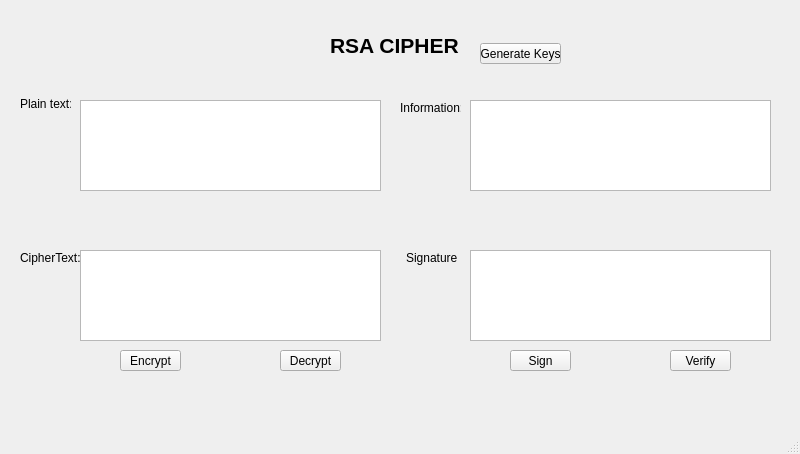
First picture: the form in Lab-03/ui/rsa.ui, repository Tuan1112/bmttnc, before the edit.
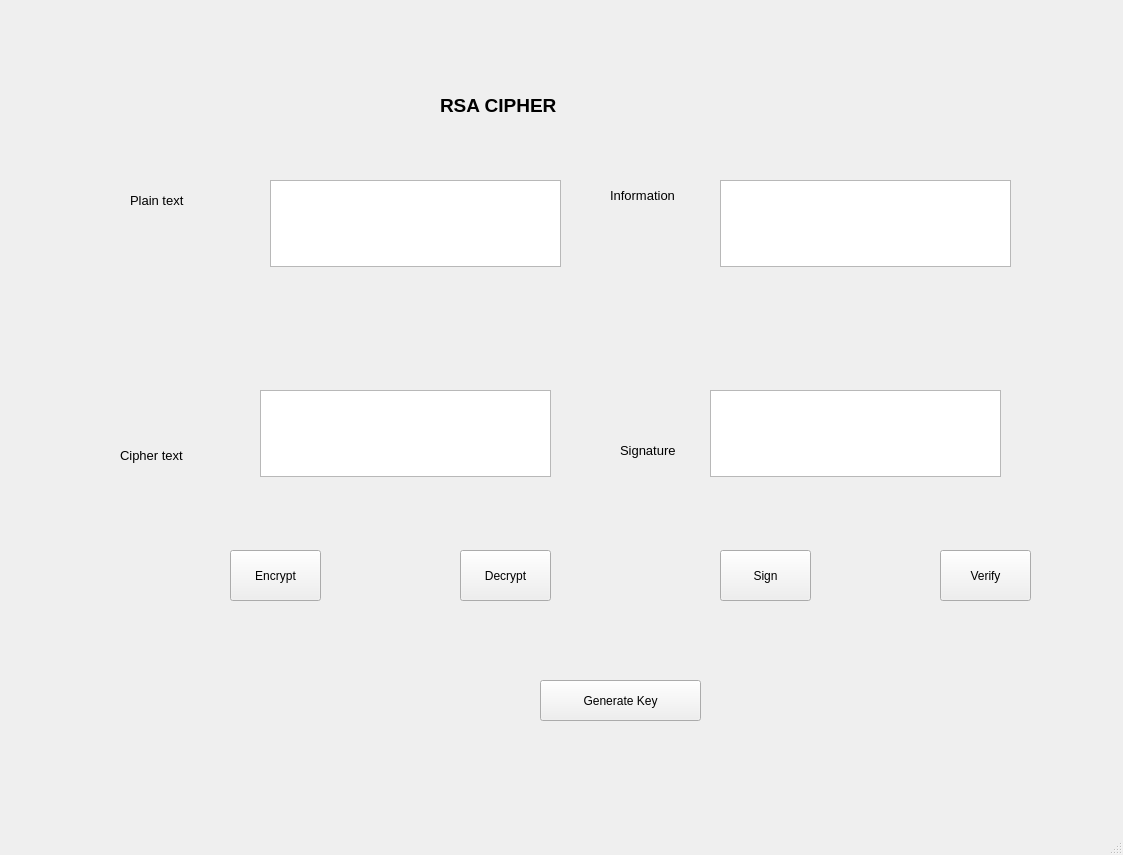
Second picture: the form after the edit.

```diff
--- a/Lab-03/ui/rsa.ui
+++ b/Lab-03/ui/rsa.ui
@@ -6,36 +6,26 @@
    <rect>
     <x>0</x>
     <y>0</y>
-    <width>800</width>
-    <height>454</height>
+    <width>1123</width>
+    <height>855</height>
    </rect>
   </property>
   <property name="windowTitle">
    <string>MainWindow</string>
   </property>
   <widget class="QWidget" name="centralwidget">
-   <widget class="QTextEdit" name="txt_plain_text">
-    <property name="geometry">
-     <rect>
-      <x>80</x>
-      <y>100</y>
-      <width>301</width>
-      <height>91</height>
-     </rect>
-    </property>
-   </widget>
    <widget class="QLabel" name="label">
     <property name="geometry">
      <rect>
-      <x>330</x>
-      <y>30</y>
-      <width>131</width>
-      <height>31</height>
+      <x>440</x>
+      <y>50</y>
+      <width>281</width>
+      <height>111</height>
      </rect>
     </property>
     <property name="font">
      <font>
-      <pointsize>16</pointsize>
+      <pointsize>14</pointsize>
       <weight>75</weight>
       <bold>true</bold>
      </font>
@@ -44,153 +34,183 @@
      <string>RSA CIPHER</string>
     </property>
    </widget>
-   <widget class="QPushButton" name="btn_gen_keys">
-    <property name="geometry">
-     <rect>
-      <x>480</x>
-      <y>43</y>
-      <width>81</width>
-      <height>21</height>
-     </rect>
-    </property>
-    <property name="text">
-     <string>Generate Keys</string>
-    </property>
-   </widget>
    <widget class="QLabel" name="label_2">
     <property name="geometry">
      <rect>
-      <x>20</x>
-      <y>96</y>
-      <width>51</width>
-      <height>16</height>
+      <x>130</x>
+      <y>180</y>
+      <width>91</width>
+      <height>41</height>
      </rect>
     </property>
+    <property name="font">
+     <font>
+      <pointsize>10</pointsize>
+     </font>
+    </property>
     <property name="text">
-     <string>Plain text:</string>
-    </property>
-   </widget>
-   <widget class="QTextEdit" name="txt_info">
-    <property name="geometry">
-     <rect>
-      <x>470</x>
-      <y>100</y>
-      <width>301</width>
-      <height>91</height>
-     </rect>
+     <string>Plain text</string>
     </property>
    </widget>
    <widget class="QLabel" name="label_3">
     <property name="geometry">
      <rect>
-      <x>400</x>
-      <y>100</y>
-      <width>61</width>
-      <height>16</height>
+      <x>120</x>
+      <y>440</y>
+      <width>111</width>
+      <height>31</height>
      </rect>
     </property>
+    <property name="font">
+     <font>
+      <pointsize>10</pointsize>
+     </font>
+    </property>
     <property name="text">
-     <string>Information:</string>
-    </property>
-   </widget>
-   <widget class="QTextEdit" name="txt_cipher_text">
-    <property name="geometry">
-     <rect>
-      <x>80</x>
-      <y>250</y>
-      <width>301</width>
-      <height>91</height>
-     </rect>
+     <string>Cipher text</string>
     </property>
    </widget>
    <widget class="QLabel" name="label_4">
     <property name="geometry">
      <rect>
-      <x>20</x>
-      <y>250</y>
-      <width>61</width>
-      <height>16</height>
+      <x>610</x>
+      <y>170</y>
+      <width>151</width>
+      <height>51</height>
      </rect>
     </property>
+    <property name="font">
+     <font>
+      <pointsize>10</pointsize>
+     </font>
+    </property>
     <property name="text">
-     <string>CipherText:</string>
-    </property>
-   </widget>
-   <widget class="QTextEdit" name="txt_sign">
-    <property name="geometry">
-     <rect>
-      <x>470</x>
-      <y>250</y>
-      <width>301</width>
-      <height>91</height>
-     </rect>
+     <string>Information</string>
     </property>
    </widget>
    <widget class="QLabel" name="label_5">
     <property name="geometry">
      <rect>
-      <x>406</x>
-      <y>250</y>
-      <width>51</width>
-      <height>16</height>
+      <x>620</x>
+      <y>430</y>
+      <width>121</width>
+      <height>41</height>
      </rect>
     </property>
+    <property name="font">
+     <font>
+      <pointsize>10</pointsize>
+     </font>
+    </property>
     <property name="text">
-     <string>Signature:</string>
+     <string>Signature</string>
     </property>
    </widget>
-   <widget class="QPushButton" name="btn_encrypt">
+   <widget class="QTextEdit" name="txt_plaintext">
     <property name="geometry">
      <rect>
-      <x>120</x>
-      <y>350</y>
-      <width>61</width>
-      <height>21</height>
+      <x>270</x>
+      <y>180</y>
+      <width>291</width>
+      <height>87</height>
+     </rect>
+    </property>
+   </widget>
+   <widget class="QTextEdit" name="txt_cyphertext">
+    <property name="geometry">
+     <rect>
+      <x>260</x>
+      <y>390</y>
+      <width>291</width>
+      <height>87</height>
+     </rect>
+    </property>
+   </widget>
+   <widget class="QTextEdit" name="txt_Info">
+    <property name="geometry">
+     <rect>
+      <x>720</x>
+      <y>180</y>
+      <width>291</width>
+      <height>87</height>
+     </rect>
+    </property>
+   </widget>
+   <widget class="QTextEdit" name="txt_Sign">
+    <property name="geometry">
+     <rect>
+      <x>710</x>
+      <y>390</y>
+      <width>291</width>
+      <height>87</height>
+     </rect>
+    </property>
+   </widget>
+   <widget class="QToolButton" name="btn_Encrypt">
+    <property name="geometry">
+     <rect>
+      <x>230</x>
+      <y>550</y>
+      <width>91</width>
+      <height>51</height>
      </rect>
     </property>
     <property name="text">
      <string>Encrypt</string>
     </property>
    </widget>
-   <widget class="QPushButton" name="btn_decrypt">
+   <widget class="QToolButton" name="btn_Decrypt">
     <property name="geometry">
      <rect>
-      <x>280</x>
-      <y>350</y>
-      <width>61</width>
-      <height>21</height>
+      <x>460</x>
+      <y>550</y>
+      <width>91</width>
+      <height>51</height>
      </rect>
     </property>
     <property name="text">
      <string>Decrypt</string>
     </property>
    </widget>
-   <widget class="QPushButton" name="btn_sign">
+   <widget class="QToolButton" name="btn_Sign">
     <property name="geometry">
      <rect>
-      <x>510</x>
-      <y>350</y>
-      <width>61</width>
-      <height>21</height>
+      <x>720</x>
+      <y>550</y>
+      <width>91</width>
+      <height>51</height>
      </rect>
     </property>
     <property name="text">
      <string>Sign</string>
     </property>
    </widget>
-   <widget class="QPushButton" name="btn_verify">
+   <widget class="QToolButton" name="btn_Verify">
     <property name="geometry">
      <rect>
-      <x>670</x>
-      <y>350</y>
-      <width>61</width>
-      <height>21</height>
+      <x>940</x>
+      <y>550</y>
+      <width>91</width>
+      <height>51</height>
      </rect>
     </property>
     <property name="text">
      <string>Verify</string>
     </property>
    </widget>
+   <widget class="QToolButton" name="btn_Generate">
+    <property name="geometry">
+     <rect>
+      <x>540</x>
+      <y>680</y>
+      <width>161</width>
+      <height>41</height>
+     </rect>
+    </property>
+    <property name="text">
+     <string>Generate Key</string>
+    </property>
+   </widget>
   </widget>
   <widget class="QMenuBar" name="menubar">
    <property name="geometry">
```
Left out of the diff: 4 changed lines with no effect on the pictures.
